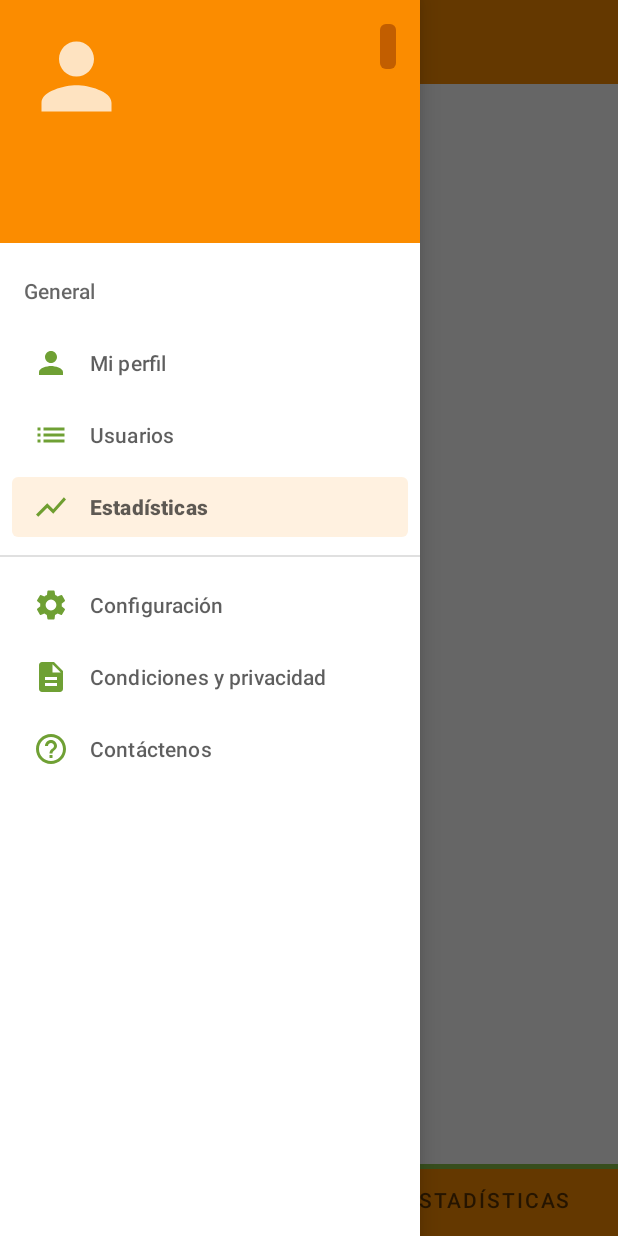
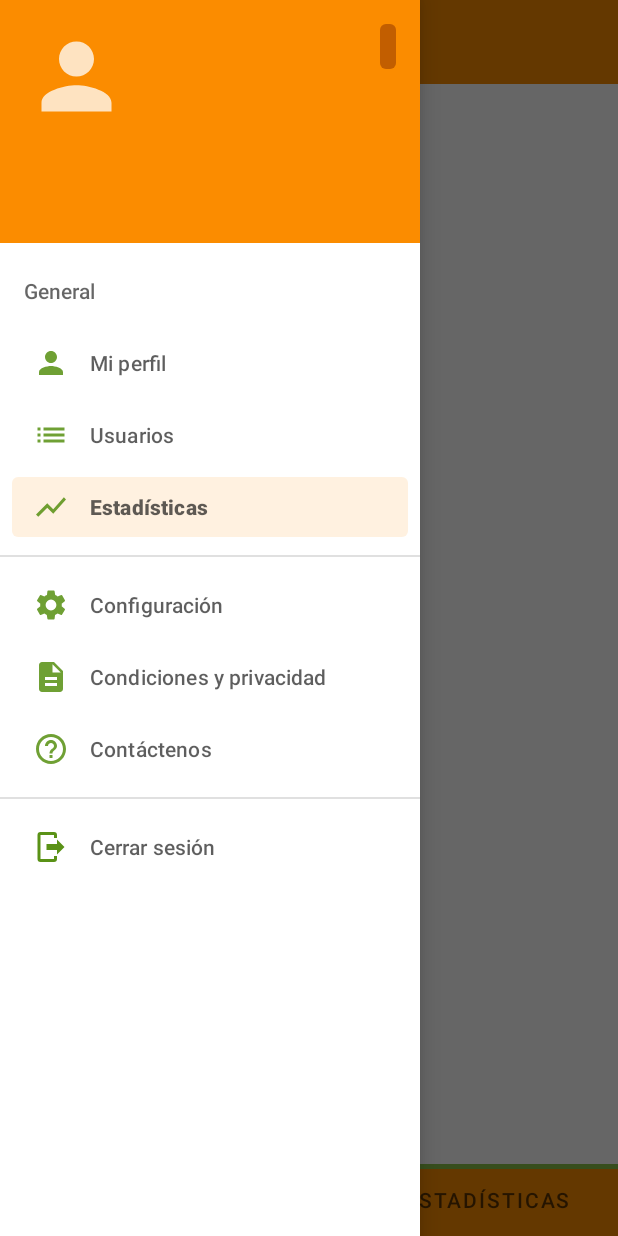
Before and after one commit to figonzal1/Udelvd-app, an Android app: the MainActivity screen opened directly, with no data from a screen before it, in the side drawer, after a tap on "Configuración", on a phone screen of 412 x 824 dp. Run offline under Robolectric (Android 15) with nearby library versions, the phone set to English and light mode, and no system bars; libraries missing offline, so code that uses them is left out: com.auth0.android; Roboto replaces fonts that are not available here; 1 statement that could not run was skipped.

Commit message:
Implementación de logout
Signed-off-by: figonzal1 <felipe.gonzalezalarcon94@gmail.com>

```diff
--- a/app/src/main/java/cl/udelvd/utils/Utils.java
+++ b/app/src/main/java/cl/udelvd/utils/Utils.java
@@ -1,6 +1,7 @@
 package cl.udelvd.utils;
 
-import android.content.Context;
+import android.app.Activity;
+import android.content.Intent;
 import android.content.SharedPreferences;
 import android.text.TextUtils;
 import android.util.Log;
@@ -12,6 +13,8 @@ import java.text.SimpleDateFormat;
 import java.util.Date;
 import java.util.Locale;
 import java.util.Objects;
+
+import cl.udelvd.views.LoginActivity;
 
 public class Utils {
 
@@ -29,11 +32,9 @@ public class Utils {
     }
 
 
-    public static boolean isJWTExpired(Context context) {
+    private static boolean isJWTExpired(SharedPreferences sharedPreferences) {
 
         //Obtener token shared pref
-        SharedPreferences sharedPreferences = context.getSharedPreferences("udelvd",
-                Context.MODE_PRIVATE);
         String json = sharedPreferences.getString("TOKEN_LOGIN", "");
         int id_investigador = sharedPreferences.getInt("id_investigador", 0);
 
@@ -82,4 +83,22 @@ public class Utils {
             return true;
         }
     }
+
+    /**
+     * Funcion encargada de desviar la actividad actual hacia login activity
+     *
+     * @param sharedPreferences Necesario para buscar TOKEN en datos del celular
+     * @param activity          Activity que debe ser cerrada
+     */
+    public static void checkJWT(SharedPreferences sharedPreferences, Activity activity) {
+
+        boolean expired = Utils.isJWTExpired(sharedPreferences);
+        if (expired) {
+
+            Log.d("INTENT", "DESVIANDO A LOGIN ACTIVITY");
+            Intent intent = new Intent(activity.getApplication(), LoginActivity.class);
+            activity.startActivity(intent);
+            activity.finish();
+        }
+    }
 }
--- a/app/src/main/java/cl/udelvd/views/MainActivity.java
+++ b/app/src/main/java/cl/udelvd/views/MainActivity.java
@@ -43,19 +43,17 @@ public class MainActivity extends AppCompatActivity {
     private TextView tv_nombre_rol_investigador;
     private String nombreRolInvestigador;
 
+
+    private SharedPreferences sharedPreferences;
+
     @Override
     protected void onCreate(Bundle savedInstanceState) {
         super.onCreate(savedInstanceState);
         setContentView(R.layout.activity_main);
 
-        boolean expired = Utils.isJWTExpired(getApplicationContext());
-        if (expired) {
+        sharedPreferences = getSharedPreferences("udelvd", Context.MODE_PRIVATE);
 
-            Log.d("INTENT", "DESVIANDO A LOGIN ACTIVITY");
-            Intent intent = new Intent(MainActivity.this, LoginActivity.class);
-            startActivity(intent);
-            finish();
-        }
+        Utils.checkJWT(sharedPreferences, MainActivity.this);
 
         setearToolbarViewPagerTabsDrawer();
 
@@ -96,7 +94,6 @@ public class MainActivity extends AppCompatActivity {
         tv_nombre_rol_investigador = header.findViewById(R.id.tv_header_nombre_rol);
 
         //Obtener datos usuario logeado
-        SharedPreferences sharedPreferences = getSharedPreferences("udelvd", Context.MODE_PRIVATE);
 
         String nombreInvestigador = sharedPreferences.getString("nombre_investigador", "");
         String apellidoInvestigador = sharedPreferences.getString("apellido_investigador", "");
@@ -191,6 +188,23 @@ public class MainActivity extends AppCompatActivity {
                     return true;
                 }
 
+                //LOGOUT
+                if (menuItem.getItemId() == R.id.menu_logout) {
+
+                    //TODO: HACER LOGOUT
+                    String token = sharedPreferences.getString("TOKEN_LOGIN", "");
+
+                    if (!token.isEmpty()) {
+                        Log.d("LOGOUT", "BORRANDO TOKEN: " + token);
+                        sharedPreferences.edit().remove("TOKEN_LOGIN").apply();
+
+                        Intent intent = new Intent(MainActivity.this, LoginActivity.class);
+                        startActivity(intent);
+                        finish();
+                    }
+
+                    return true;
+                }
                 return false;
             }
         });
--- /dev/null
+++ b/app/src/main/res/drawable/ic_logout_black_24dp.xml
@@ -0,0 +1,10 @@
+<!-- drawable/ic_logout_black_24dp.xmlblack_24dp.xml -->
+<vector xmlns:android="http://schemas.android.com/apk/res/android"
+    android:width="24dp"
+    android:height="24dp"
+    android:viewportWidth="24.0"
+    android:viewportHeight="24.0">
+    <path
+        android:fillColor="#000"
+        android:pathData="M16,17V14H9V10H16V7L21,12L16,17M14,2A2,2 0 0,1 16,4V6H14V4H5V20H14V18H16V20A2,2 0 0,1 14,22H5A2,2 0 0,1 3,20V4A2,2 0 0,1 5,2H14Z" />
+</vector>
--- a/app/src/main/res/menu/drawer_menu.xml
+++ b/app/src/main/res/menu/drawer_menu.xml
@@ -19,6 +19,18 @@
             android:id="@+id/menu_contact"
             android:icon="@drawable/ic_help_outline_black_24dp"
             android:title="Contáctenos" />
+    </group>
+
+    <group
+        android:id="@+id/group_other"
+        android:checkableBehavior="none"
+        android:orderInCategory="4">
+
+        <item
+            android:id="@+id/menu_logout"
+            android:icon="@drawable/ic_logout_black_24dp"
+            android:title="Cerrar sesión" />
+
     </group>
 
     <item
```
